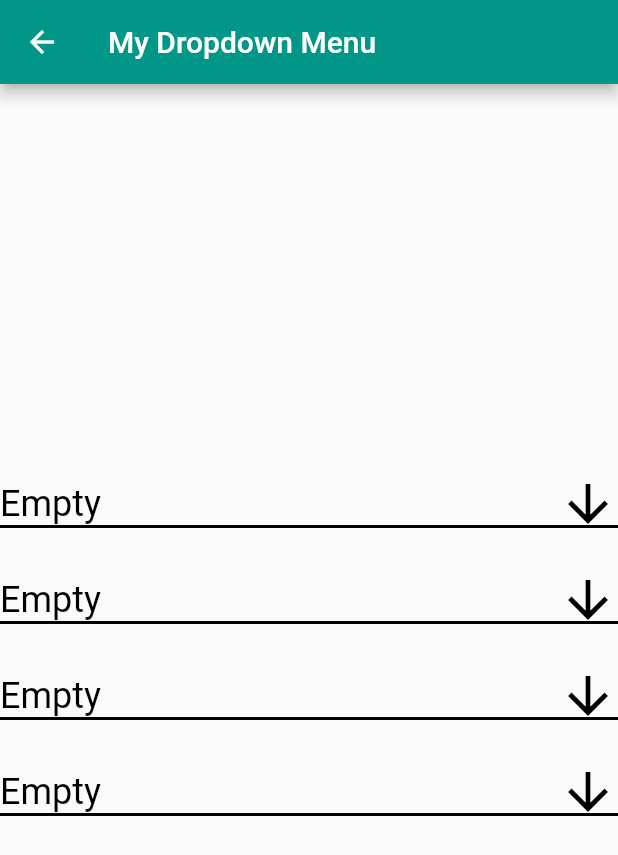
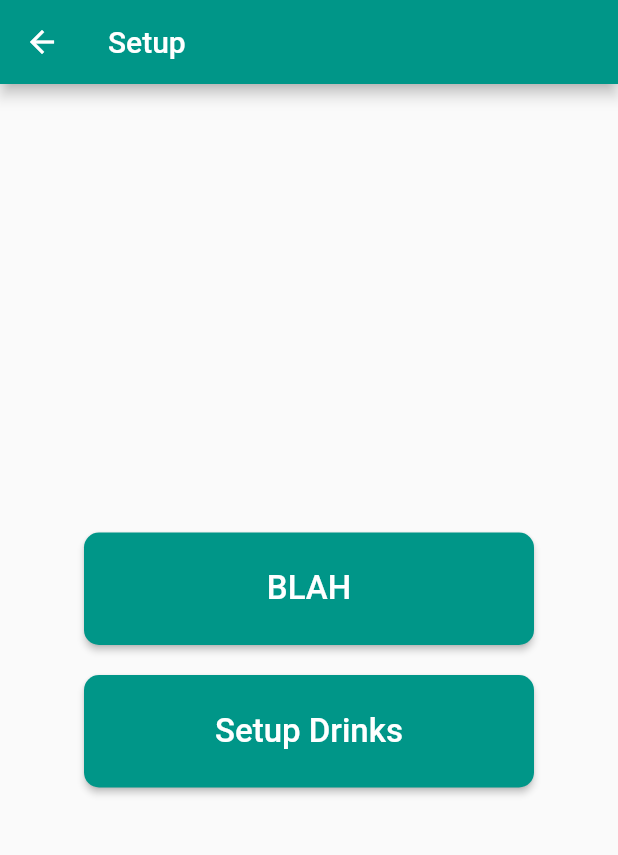
Before and after one commit to EmilianaAP/MiniBar, a Flutter app: the SetupPage screen opened directly, on a phone screen of 412 x 824 dp. Shown: the top 855 px of the screen. Run offline on Flutter 3.47's test engine with Material 2 defaults, Android fonts, the phone set to English and light mode, and no system bars; our stand-ins replace flutter_bluetooth_serial, shared_preferences; accounts and stored records are empty.

Commit message:
IDK brat

```diff
--- a/app/lib/SetupPage.dart
+++ b/app/lib/SetupPage.dart
@@ -1,157 +1,74 @@
 import 'package:flutter/material.dart';
+import 'SetupBluetoothPage.dart';
+import 'SetupDrinksPage.dart';
 
-class SetupPage extends StatefulWidget {
+class SetupPage extends StatelessWidget {
   const SetupPage({Key? key}) : super(key: key);
-
-  @override
-  _MyDropdownMenuState createState() => _MyDropdownMenuState();
-}
-
-class _MyDropdownMenuState extends State<SetupPage> {
-  String _selectedItem1 = 'Empty';
-  String _selectedItem2 = 'Empty';
-  String _selectedItem3 = 'Empty';
-  String _selectedItem4 = 'Empty';
-  List<String> _dropdownItems = ['Empty', 'Water', 'Lemonade concentrate'];
 
   @override
   Widget build(BuildContext context) {
     return Scaffold(
       appBar: AppBar(
-        title: Text('My Dropdown Menu'),
+        title: Text('Setup'),
         backgroundColor: Colors.teal,
       ),
-      body: Column(
+      body: Center(
+        child: Column(
           mainAxisAlignment: MainAxisAlignment.center,
-        children: [
-          Center(
-            child: DropdownButton<String>(
-              value: _selectedItem1,
-              onChanged: (String? newValue) {
-                setState(() {
-                  _selectedItem1 = newValue!;
-                });
+          children: <Widget>[
+            ElevatedButton(
+              onPressed: () {
+                Navigator.push(
+                  context,
+                  MaterialPageRoute(builder: (context) => SetupBluetoothPage()),
+                );
               },
-              items: _dropdownItems.map((String value) {
-                return DropdownMenuItem<String>(
-                  value: value,
-                  child: Text(value),
-                );
-              }).toList(),
-              dropdownColor: Colors.white,
+              child: Text(
+                'BLAH',
                 style: TextStyle(
-                fontSize: 24,
-                color: Colors.black,
-              ),
-              elevation: 16,
-              iconSize: 40,
-              icon: Icon(Icons.arrow_downward),
-              iconEnabledColor: Colors.black,
-              isExpanded: true,
-              underline: Container(
-                height: 2,
-                color: Colors.black,
+                  color: Colors.white,
+                  fontSize: 22.0,
                 ),
               ),
-          ),
-          SizedBox(height: 16),
-
-          Center(
-            child: DropdownButton<String>(
-              value: _selectedItem2,
-              onChanged: (String? newValue) {
-                setState(() {
-                  _selectedItem2 = newValue!;
-                });
-              },
-              items: _dropdownItems.map((String value) {
-                return DropdownMenuItem<String>(
-                  value: value,
-                  child: Text(value),
-                );
-              }).toList(),
-              dropdownColor: Colors.white,
-              style: TextStyle(
-                fontSize: 24,
-                color: Colors.black,
-              ),
-              elevation: 16,
-              iconSize: 40,
-              icon: Icon(Icons.arrow_downward),
-              iconEnabledColor: Colors.black,
-              isExpanded: true,
-              underline: Container(
-                height: 2,
-                color: Colors.black,
+              style: ButtonStyle(
+                backgroundColor:
+                    MaterialStateProperty.all<Color>(Colors.teal),
+                shape: MaterialStateProperty.all<RoundedRectangleBorder>(
+                  RoundedRectangleBorder(
+                    borderRadius: BorderRadius.circular(10.0),
                   ),
                 ),
-          ),
-          SizedBox(height: 16),
-
-          Center(
-            child: DropdownButton<String>(
-              value: _selectedItem3,
-              onChanged: (String? newValue) {
-                setState(() {
-                  _selectedItem3 = newValue!;
-                });
-              },
-              items: _dropdownItems.map((String value) {
-                return DropdownMenuItem<String>(
-                  value: value,
-                  child: Text(value),
-                );
-              }).toList(),
-              dropdownColor: Colors.white,
-              style: TextStyle(
-                fontSize: 24,
-                color: Colors.black,
-              ),
-              elevation: 16,
-              iconSize: 40,
-              icon: Icon(Icons.arrow_downward),
-              iconEnabledColor: Colors.black,
-              isExpanded: true,
-              underline: Container(
-                height: 2,
-                color: Colors.black,
+                fixedSize: MaterialStateProperty.all<Size>(Size(300.0, 75.0)),
               ),
             ),
-          ),
-          SizedBox(height: 16),
-
-          Center(
-            child: DropdownButton<String>(
-              value: _selectedItem4,
-              onChanged: (String? newValue) {
-                setState(() {
-                  _selectedItem4 = newValue!;
-                });
+            SizedBox(height: 20.0),
+            ElevatedButton(
+              onPressed: () {
+                Navigator.push(
+                  context,
+                  MaterialPageRoute(builder: (context) => SetupDrinksPage()),
+                );
               },
-              items: _dropdownItems.map((String value) {
-                return DropdownMenuItem<String>(
-                  value: value,
-                  child: Text(value),
-                );
-              }).toList(),
-              dropdownColor: Colors.white,
+              child: Text(
+                'Setup Drinks',
                 style: TextStyle(
-                fontSize: 24,
-                color: Colors.black,
-              ),
-              elevation: 16,
-              iconSize: 40,
-              icon: Icon(Icons.arrow_downward),
-              iconEnabledColor: Colors.black,
-              isExpanded: true,
-              underline: Container(
-                height: 2,
-                color: Colors.black,
+                  color: Colors.white,
+                  fontSize: 22.0,
                 ),
               ),
+              style: ButtonStyle(
+                backgroundColor:
+                    MaterialStateProperty.all<Color>(Colors.teal),
+                shape: MaterialStateProperty.all<RoundedRectangleBorder>(
+                  RoundedRectangleBorder(
+                    borderRadius: BorderRadius.circular(10.0),
                   ),
-          SizedBox(height: 16),
+                ),
+                fixedSize: MaterialStateProperty.all<Size>(Size(300.0, 75.0)),
+              ),
+            ),
           ],
+        ),
       ),
     );
   }
--- a/app/pubspec.yaml
+++ b/app/pubspec.yaml
@@ -1,4 +1,4 @@
-name: app
+name: flutter_blue_app
 description: A new Flutter project.
 # The following line prevents the package from being accidentally published to
 # pub.dev using `flutter pub publish`. This is preferred for private packages.
@@ -32,6 +32,7 @@ dependencies:
     sdk: flutter
 
   shared_preferences: ^2.1.0
+  flutter_bluetooth_serial: ^0.4.0
 
 
   # The following adds the Cupertino Icons font to your application.
```
Also changed, not shown: app/lib/SetupBluetoothPage.dart (added, +124 -0 lines), app/lib/SetupDrinksPage.dart (added, +158 -0 lines), app/pubspec.lock, 1 other file. Lines whose indentation alone changed are shown as unchanged.
